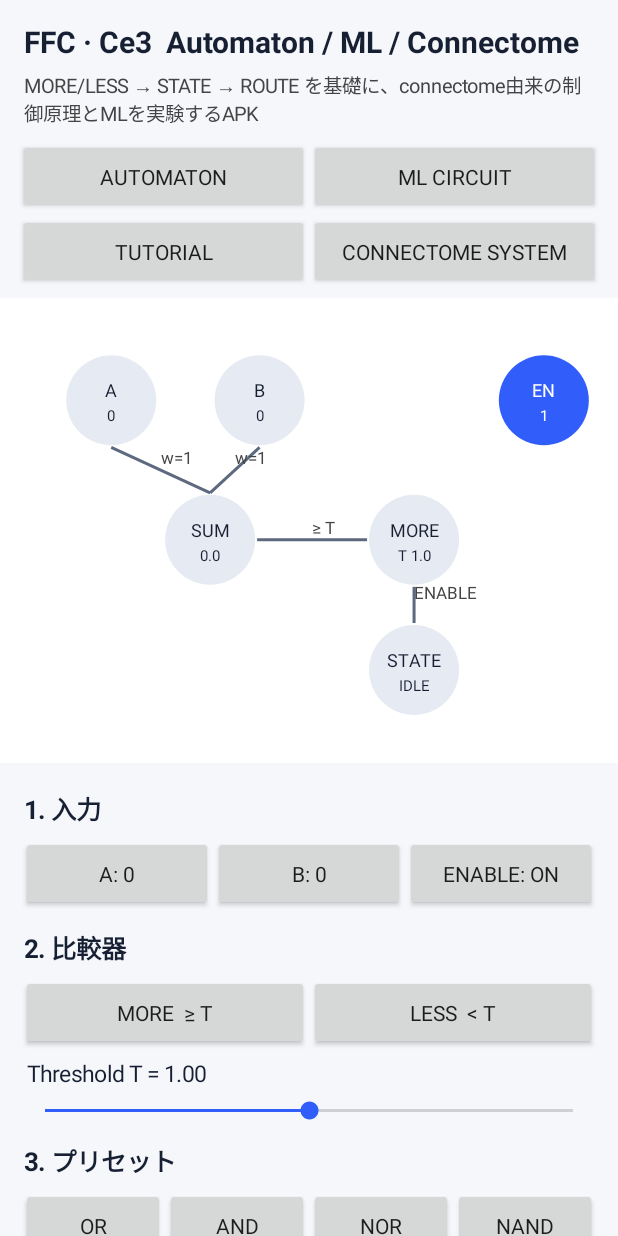
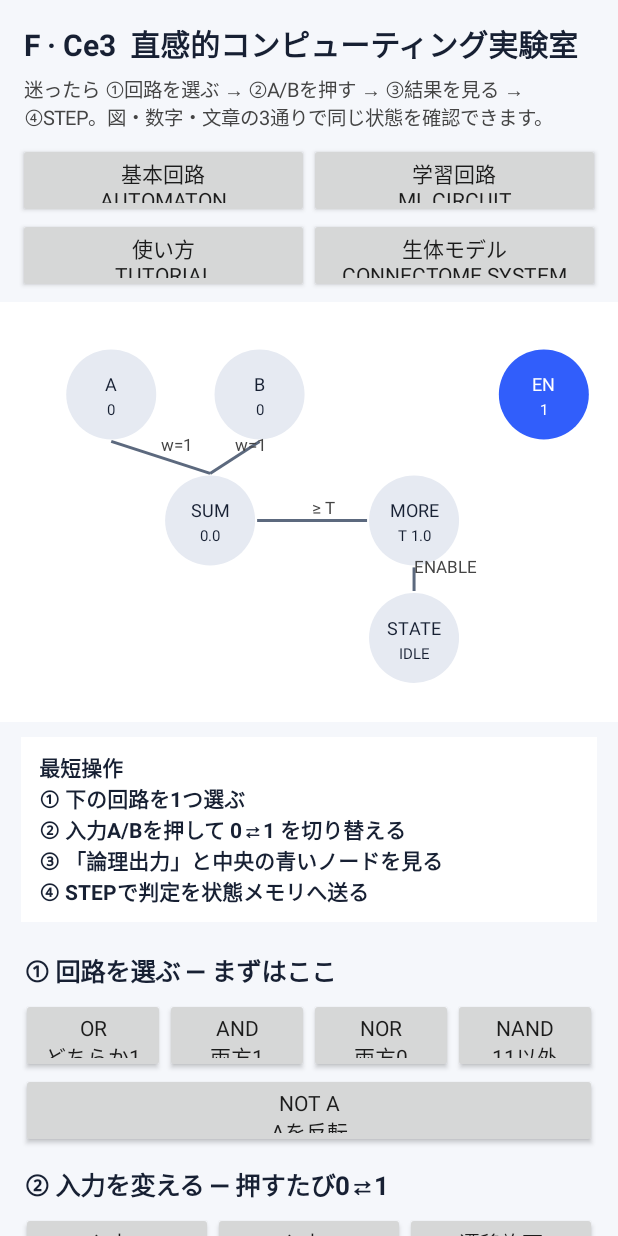
Before and after one commit to kobayashi-cyder/FFC-FlyFromCodex, an Android app: the screen it shows after launch (MainActivity), on a phone screen of 412 x 824 dp. Run offline under Robolectric (Android 15) with nearby library versions, the light colour scheme and no system bars.

Commit message:
Redesign Ce3 UI for guided intuitive operation

```diff
--- a/ce3-android/app/src/main/java/dev/ffc/ce3/MainActivity.java
+++ b/ce3-android/app/src/main/java/dev/ffc/ce3/MainActivity.java
@@ -33,6 +33,7 @@ public class MainActivity extends Activity {
     private TextView detail;
     private boolean mlMode = false;
     private int mlTarget = 3;
+    private String autoPreset = "OR";
 
     @Override public void onCreate(Bundle b) {
         super.onCreate(b);
@@ -63,28 +64,28 @@ public class MainActivity extends Activity {
         root.setOrientation(LinearLayout.VERTICAL);
         root.setBackgroundColor(Color.rgb(245,247,251));
 
-        TextView title = tv("FFC · Ce3  Automaton / ML / Connectome", 20);
+        TextView title = tv("F · Ce3  直感的コンピューティング実験室", 20);
         title.setTypeface(null, android.graphics.Typeface.BOLD);
         title.setPadding(dp(16),dp(14),dp(16),dp(6));
         root.addView(title);
 
-        TextView sub = tv("MORE/LESS → STATE → ROUTE を基礎に、connectome由来の制御原理とMLを実験するAPK", 13);
+        TextView sub = tv("迷ったら ①回路を選ぶ → ②A/Bを押す → ③結果を見る → ④STEP。図・数字・文章の3通りで同じ状態を確認できます。", 13);
         sub.setTextColor(Color.DKGRAY);
         sub.setPadding(dp(16),0,dp(16),dp(8));
         root.addView(sub);
 
         LinearLayout tabs1 = new LinearLayout(this);
         tabs1.setPadding(dp(12),0,dp(12),0);
-        Button a = btn("AUTOMATON");
-        Button m = btn("ML CIRCUIT");
+        Button a = btn("基本回路\nAUTOMATON");
+        Button m = btn("学習回路\nML CIRCUIT");
         tabs1.addView(a, new LinearLayout.LayoutParams(0, dp(50), 1));
         tabs1.addView(m, new LinearLayout.LayoutParams(0, dp(50), 1));
         root.addView(tabs1);
 
         LinearLayout tabs2 = new LinearLayout(this);
         tabs2.setPadding(dp(12),0,dp(12),dp(6));
-        Button t = btn("TUTORIAL");
-        Button bio = btn("CONNECTOME SYSTEM");
+        Button t = btn("使い方\nTUTORIAL");
+        Button bio = btn("生体モデル\nCONNECTOME SYSTEM");
         tabs2.addView(t, new LinearLayout.LayoutParams(0, dp(50), 1));
         tabs2.addView(bio, new LinearLayout.LayoutParams(0, dp(50), 1));
         root.addView(tabs2);
@@ -96,7 +97,7 @@ public class MainActivity extends Activity {
 
         circuitView = new CircuitView(this);
         circuitView.setMinimumHeight(dp(300));
-        root.addView(circuitView, new LinearLayout.LayoutParams(ViewGroup.LayoutParams.MATCH_PARENT, dp(310)));
+        root.addView(circuitView, new LinearLayout.LayoutParams(ViewGroup.LayoutParams.MATCH_PARENT, dp(280)));
 
         ScrollView sv = new ScrollView(this);
         controls = new LinearLayout(this);
@@ -135,82 +136,162 @@ public class MainActivity extends Activity {
         TextView h=tv(s,17); h.setTypeface(null, android.graphics.Typeface.BOLD); h.setPadding(dp(2),dp(12),dp(2),dp(6)); controls.addView(h);
     }
 
+    private TextView card(String text, int sp) {
+        TextView v = tv(text, sp);
+        v.setBackgroundColor(Color.WHITE);
+        v.setPadding(dp(12), dp(10), dp(12), dp(10));
+        LinearLayout.LayoutParams lp = new LinearLayout.LayoutParams(
+                ViewGroup.LayoutParams.MATCH_PARENT, ViewGroup.LayoutParams.WRAP_CONTENT);
+        lp.setMargins(0, dp(4), 0, dp(8));
+        v.setLayoutParams(lp);
+        return v;
+    }
+
+    private void setPreset(String name, boolean more, float threshold) {
+        autoPreset = name;
+        auto.more = more;
+        auto.threshold = threshold;
+        auto.reset();
+        buildControls();
+    }
+
+    private boolean logicOutput() {
+        float s = auto.sum();
+        return auto.more ? s >= auto.threshold : s < auto.threshold;
+    }
+
+    private String logicReason() {
+        float s = auto.sum();
+        String op = auto.more ? "≥" : "<";
+        return String.format(Locale.US,
+                "SUM = A + B = %.0f。 %.0f %s %.1f なので、判定は %s。",
+                s, s, op, auto.threshold, logicOutput() ? "成立 / ON" : "不成立 / OFF");
+    }
+
     private void buildAuto() {
-        addHeader("1. 入力");
-        addRowButtons(new String[]{"A: "+auto.a,"B: "+auto.b,"ENABLE: "+(auto.enable?"ON":"OFF")},
+        TextView guide = card(
+                "最短操作\n" +
+                "① 下の回路を1つ選ぶ\n" +
+                "② 入力A/Bを押して 0⇄1 を切り替える\n" +
+                "③ 「論理出力」と中央の青いノードを見る\n" +
+                "④ STEPで判定を状態メモリへ送る",
+                14);
+        guide.setTypeface(null, android.graphics.Typeface.BOLD);
+        controls.addView(guide);
+
+        addHeader("① 回路を選ぶ — まずはここ");
+        addRowButtons(new String[]{"OR\nどちらか1","AND\n両方1","NOR\n両方0","NAND\n11以外"}, new View.OnClickListener[]{
+                v->{setPreset("OR",true,1f);},
+                v->{setPreset("AND",true,2f);},
+                v->{setPreset("NOR",false,1f);},
+                v->{setPreset("NAND",false,2f);}
+        });
+        addRowButtons(new String[]{"NOT A\nAを反転"}, new View.OnClickListener[]{
+                v->{auto.b=0;setPreset("NOT A",false,1f);}
+        });
+
+        addHeader("② 入力を変える — 押すたび0⇄1");
+        addRowButtons(new String[]{
+                        "入力A\n"+(auto.a==1?"ON = 1":"OFF = 0"),
+                        "入力B\n"+(auto.b==1?"ON = 1":"OFF = 0"),
+                        "遷移許可\n"+(auto.enable?"ENABLE":"BLOCK")
+                },
                 new View.OnClickListener[]{
                         v->{auto.a=1-auto.a;buildControls();},
                         v->{auto.b=1-auto.b;buildControls();},
                         v->{auto.enable=!auto.enable;buildControls();}
                 });
 
-        addHeader("2. 比較器");
-        addRowButtons(new String[]{"MORE  ≥ T","LESS  < T"}, new View.OnClickListener[]{
-                v->{auto.more=true;buildControls();},
-                v->{auto.more=false;buildControls();}
+        addHeader("③ 結果を見る — 同じ内容を3通り表示");
+        status = card("", 17);
+        status.setTypeface(null, android.graphics.Typeface.BOLD);
+        controls.addView(status);
+        detail = card("", 13);
+        detail.setTextColor(Color.DKGRAY);
+        controls.addView(detail);
+
+        addHeader("④ STEP — 判定を状態として覚える");
+        addRowButtons(new String[]{"STEP\n1回進める","RESET\n状態だけ戻す"}, new View.OnClickListener[]{
+                v->{auto.step(logicOutput()); refreshAutoText(); circuitView.invalidate();},
+                v->{auto.reset(); refreshAutoText(); circuitView.invalidate();}
         });
-        TextView th=tv(String.format(Locale.US,"Threshold T = %.2f",auto.threshold),15);
+        TextView stateHelp = card(
+                "STATEの意味\n" +
+                "判定成立が1回 → ACTIVE、2回連続 → LOCKED。\n" +
+                "不成立が続くと LOCKED → ACTIVE → IDLE と戻ります。\n" +
+                "ENABLEをBLOCKにすると、論理判定は見えてもSTATEだけ止まります。",
+                13);
+        controls.addView(stateHelp);
+
+        addHeader("詳細設定 — 慣れてから触ればOK");
+        addRowButtons(new String[]{"MORE\nSUM ≥ T","LESS\nSUM < T"}, new View.OnClickListener[]{
+                v->{autoPreset="CUSTOM";auto.more=true;buildControls();},
+                v->{autoPreset="CUSTOM";auto.more=false;buildControls();}
+        });
+        TextView th=tv(String.format(Locale.US,"しきい値 T = %.2f",auto.threshold),14);
         controls.addView(th);
-        SeekBar sb=new SeekBar(this); sb.setMax(200); sb.setProgress((int)(auto.threshold*100));
+        SeekBar sb=new SeekBar(this);
+        sb.setMax(200);
+        sb.setProgress((int)(auto.threshold*100));
         sb.setOnSeekBarChangeListener(new SeekBar.OnSeekBarChangeListener(){
-            public void onProgressChanged(SeekBar s,int p,boolean from){ auto.threshold=p/100f; th.setText(String.format(Locale.US,"Threshold T = %.2f",auto.threshold)); circuitView.invalidate(); refreshAutoText(); }
-            public void onStartTrackingTouch(SeekBar s){} public void onStopTrackingTouch(SeekBar s){}
+            public void onProgressChanged(SeekBar s,int p,boolean from){
+                autoPreset="CUSTOM";
+                auto.threshold=p/100f;
+                th.setText(String.format(Locale.US,"しきい値 T = %.2f",auto.threshold));
+                circuitView.invalidate();
+                refreshAutoText();
+            }
+            public void onStartTrackingTouch(SeekBar s){}
+            public void onStopTrackingTouch(SeekBar s){}
         });
         controls.addView(sb);
 
-        addHeader("3. プリセット");
-        addRowButtons(new String[]{"OR","AND","NOR","NAND"}, new View.OnClickListener[]{
-                v->{auto.more=true;auto.threshold=1f;buildControls();},
-                v->{auto.more=true;auto.threshold=2f;buildControls();},
-                v->{auto.more=false;auto.threshold=1f;buildControls();},
-                v->{auto.more=false;auto.threshold=2f;buildControls();}
-        });
-        addRowButtons(new String[]{"NOT A"}, new View.OnClickListener[]{
-                v->{auto.more=false;auto.threshold=1f;auto.b=0;buildControls();}
-        });
-
-        addHeader("4. オートマトン");
-        addRowButtons(new String[]{"STEP","RESET"}, new View.OnClickListener[]{
-                v->{auto.step(); refreshAutoText(); circuitView.invalidate();},
-                v->{auto.reset(); refreshAutoText(); circuitView.invalidate();}
-        });
-        status=tv("",16); status.setTypeface(null, android.graphics.Typeface.BOLD); controls.addView(status);
-        detail=tv("",13); detail.setTextColor(Color.DKGRAY); controls.addView(detail);
         refreshAutoText();
-
-        addHeader("構造");
-        TextView note=tv("SUM = A + B。ENABLE=OFFなら状態遷移を遮断。MOREは上向き遷移、LESSは戻り遷移として使います。\nIDLE → ACTIVE → LOCKED は状態を保持するため、単なるif/switchより「履歴」を持ちます。",13);
-        note.setTextColor(Color.DKGRAY); controls.addView(note);
     }
 
     private void refreshAutoText() {
         if(status==null||mlMode)return;
-        float s=auto.sum();
-        boolean cmp=auto.more ? s>=auto.threshold : s<auto.threshold;
-        status.setText(String.format(Locale.US,"STATE = %s    SUM = %.2f    %s = %s",
-                auto.state,s,auto.more?"MORE":"LESS",cmp?"TRUE":"FALSE"));
-        detail.setText("Last: "+auto.last+"\nRule: "+auto.ruleText());
+        boolean out = logicOutput();
+        status.setText(
+                "現在の回路: " + autoPreset + "\n" +
+                "入力: A=" + auto.a + "  B=" + auto.b + "\n" +
+                "論理出力: " + (out ? "ON = 1  ✓ 成立" : "OFF = 0  — 不成立") + "\n" +
+                "状態メモリ: " + auto.state
+        );
+        detail.setText(
+                "なぜ？ " + logicReason() + "\n" +
+                "比較器: " + (auto.more ? "MORE (SUM ≥ T)" : "LESS (SUM < T)") +
+                " / T=" + String.format(Locale.US,"%.2f",auto.threshold) + "\n" +
+                "ENABLE: " + (auto.enable ? "ON — STEPで状態更新できます" : "BLOCK — STEPしても状態を保持します") + "\n" +
+                "直前のSTEP: " + auto.last
+        );
     }
 
     private void buildMl() {
-        addHeader("1. 学習する論理");
+        TextView guide = card(
+                "おすすめ体験: XORを選ぶ → A/Bを切り替えて未学習の出力を見る → TRAIN ×2000 → 同じ入力で結果を見る。\n" +
+                "固定回路ではなく、重みが学習して論理を近似する様子を確認できます。",
+                14);
+        guide.setTypeface(null, android.graphics.Typeface.BOLD);
+        controls.addView(guide);
+        addHeader("① 学習したい論理を選ぶ");
         addRowButtons(new String[]{"AND","OR","NOR","XOR"}, new View.OnClickListener[]{
                 v->{mlTarget=0;buildControls();}, v->{mlTarget=1;buildControls();},
                 v->{mlTarget=2;buildControls();}, v->{mlTarget=3;buildControls();}
         });
 
-        addHeader("2. 入力と判定");
+        addHeader("② 入力を変えて出力を見る");
         addRowButtons(new String[]{"A: "+ml.a,"B: "+ml.b,"COMPARE: "+(ml.more?"MORE":"LESS")},new View.OnClickListener[]{
                 v->{ml.a=1-ml.a;buildControls();},v->{ml.b=1-ml.b;buildControls();},
                 v->{ml.more=!ml.more;buildControls();}
         });
 
-        addHeader("3. ML回路");
-        addRowButtons(new String[]{"TRAIN ×2000","RESET WEIGHTS"}, new View.OnClickListener[]{
+        addHeader("③ 学習させる");
+        addRowButtons(new String[]{"TRAIN ×2000\n学習","RESET WEIGHTS\n初期化"}, new View.OnClickListener[]{
                 v->{ for(int i=0;i<2000;i++) ml.trainEpoch(mlTarget); refreshMlText(); circuitView.invalidate(); },
                 v->{ml.resetWeights();refreshMlText();circuitView.invalidate();}
         });
-        addRowButtons(new String[]{"保存","読込"}, new View.OnClickListener[]{
+        addRowButtons(new String[]{"学習結果を保存","保存結果を読込"}, new View.OnClickListener[]{
                 v->{saveMl();refreshMlText();}, v->{loadMl();refreshMlText();circuitView.invalidate();}
         });
 
@@ -250,22 +331,17 @@ public class MainActivity extends Activity {
         String state="IDLE"; String last="ready";
         float sum(){return a+b;}
         void reset(){state="IDLE";last="reset";}
-        String ruleText(){
-            if(more) return "MORE: IDLE --(SUM≥T)→ ACTIVE --(SUM≥T+0.5)→ LOCKED";
-            return "LESS: LOCKED --(SUM<T)→ ACTIVE --(SUM<T)→ IDLE";
-        }
-        void step(){
-            float s=sum();
-            if(!enable){last="ENABLE=OFF: transition blocked";return;}
-            if(more){
-                if(state.equals("IDLE") && s>=threshold){state="ACTIVE";last="MORE accepted: IDLE→ACTIVE";}
-                else if(state.equals("ACTIVE") && s>=threshold+0.5f){state="LOCKED";last="MORE accepted: ACTIVE→LOCKED";}
-                else last="MORE condition not sufficient: state held";
+        void step(boolean condition){
+            if(!enable){last="BLOCK: 状態はそのまま";return;}
+            String before=state;
+            if(condition){
+                if(state.equals("IDLE")) state="ACTIVE";
+                else if(state.equals("ACTIVE")) state="LOCKED";
             }else{
-                if(state.equals("LOCKED") && s<threshold){state="ACTIVE";last="LESS accepted: LOCKED→ACTIVE";}
-                else if(state.equals("ACTIVE") && s<threshold){state="IDLE";last="LESS accepted: ACTIVE→IDLE";}
-                else last="LESS condition not sufficient: state held";
+                if(state.equals("LOCKED")) state="ACTIVE";
+                else if(state.equals("ACTIVE")) state="IDLE";
             }
+            last=before+" → "+state+(condition?"（判定成立）":"（判定不成立）");
         }
     }
 
```
